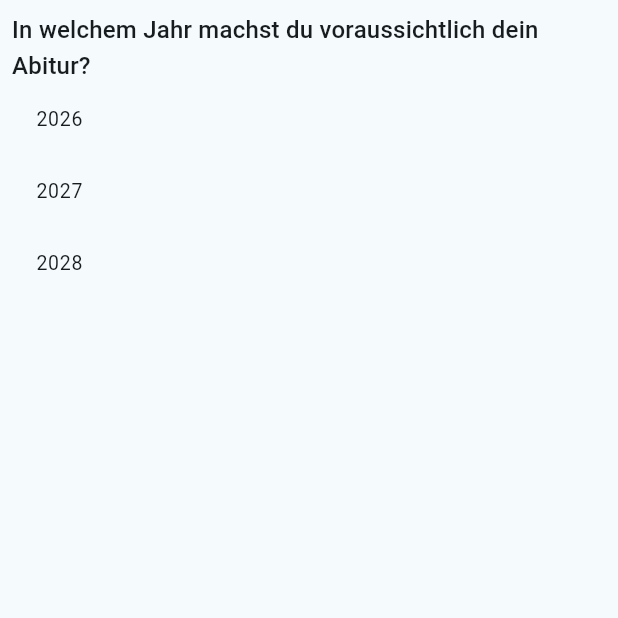
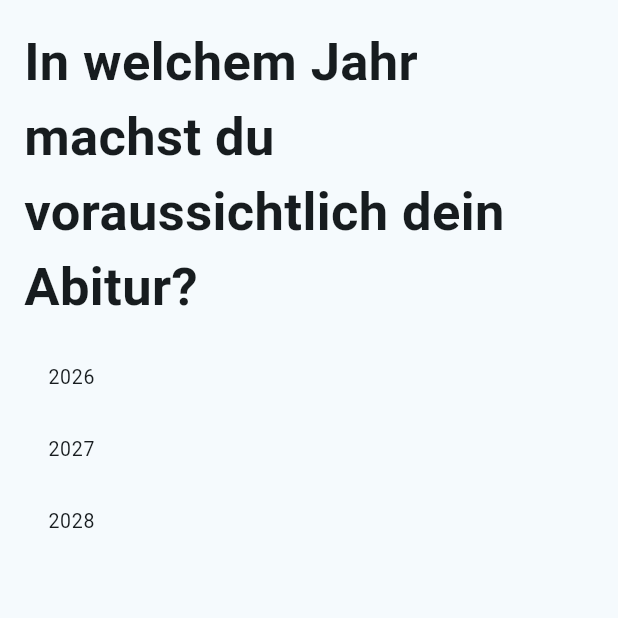
Before and after one commit to OJCreator/abitur, a Flutter app: the SetupLandPage screen opened directly, after a tap on "Baden-Württemberg", on a phone screen of 412 x 824 dp, the top half of it. Run offline on Flutter 3.47's test engine with Material 3 defaults, Android fonts, the phone set to English and light mode, and no system bars; our stand-ins replace file_picker, fl_chart, flutter_colorpicker, flutter_local_notifications, in_app_purchase, just_audio and 11 more; missing offline and left inert: device_calendar, static_shortcuts; accounts and stored records are empty.

Commit message:
[REFACTOR] Setup-Pages

```diff
--- a/lib/main.dart
+++ b/lib/main.dart
@@ -26,7 +26,6 @@ import 'package:timezone/data/latest.dart';
 final GlobalKey<NavigatorState> navigatorKey = GlobalKey<NavigatorState>();
 
 Future<void> main() async {
-  print("HELLO WORLD 1");
   WidgetsFlutterBinding.ensureInitialized();
   initializeDateFormatting();
   await NotificationService.init();
--- a/lib/pages/setup_pages/setup_graduation_year_page.dart
+++ b/lib/pages/setup_pages/setup_graduation_year_page.dart
@@ -10,17 +10,22 @@ class SetupGraduationYearPage extends StatelessWidget {
   @override
   Widget build(BuildContext context) {
     return Scaffold(
-      body: Padding(
-        padding: const EdgeInsets.all(8),
-        child: SafeArea(
-          child: SingleChildScrollView(
+      body: SafeArea(
+        child: SingleChildScrollView(
+          child: Padding(
+            padding: const EdgeInsets.all(16),
             child: Column(
               crossAxisAlignment: CrossAxisAlignment.start,
               children: [
-                Text(
+                const Text(
                   "In welchem Jahr machst du voraussichtlich dein Abitur?",
-                  style: Theme.of(context).textTheme.titleMedium,
+                  style: TextStyle(
+                    fontSize: 35,
+                    fontWeight: FontWeight.bold,
+                  ),
                 ),
+                const SizedBox(height: 12),
+
                 ...possibleGraduationYears().map((year) {
                   return ListTile(
                     dense: true,
--- a/lib/pages/setup_pages/setup_land_page.dart
+++ b/lib/pages/setup_pages/setup_land_page.dart
@@ -1,4 +1,5 @@
 import 'package:abitur/pages/setup_pages/setup_graduation_year_page.dart';
+import 'package:abitur/widgets/info_card.dart';
 import 'package:flutter/material.dart';
 
 import '../../services/database/settings_service.dart';
@@ -11,17 +12,26 @@ class SetupLandPage extends StatelessWidget {
   @override
   Widget build(BuildContext context) {
     return Scaffold(
-      body: Padding(
-        padding: const EdgeInsets.all(8),
-        child: SafeArea(
-          child: SingleChildScrollView(
+      body: SafeArea(
+        child: SingleChildScrollView(
+          child: Padding(
+            padding: const EdgeInsets.all(16.0),
             child: Column(
               crossAxisAlignment: CrossAxisAlignment.start,
               children: [
-                Text(
+
+                InfoCard("Die App befindet sich momentan in der Alpha-Phase. Das heißt, es können jederzeit Daten durch Updates oder fehlerhafte Programmierung verloren gehen. Ich würde mich über Feedback oder Informationen zu verschiedenen Bundesländern an oj.creator@gmail.com freuen."),
+                InfoCard("Die App ist momentan nur auf Bayern ausgelegt. Andere Bundesländer sollen folgen."),
+
+                const Text(
                   "Aus welchem Bundeland kommst du?",
-                  style: Theme.of(context).textTheme.titleMedium,
+                  style: TextStyle(
+                    fontSize: 35,
+                    fontWeight: FontWeight.bold,
+                  ),
                 ),
+                const SizedBox(height: 12),
+
                 ...Land.values.map((land) {
                   return ListTile(
                     dense: true,
--- a/lib/services/database/subject_service.dart
+++ b/lib/services/database/subject_service.dart
@@ -288,7 +288,6 @@ class SubjectService {
 
 
 
-  /// Durchschnittsberechnungen (vereinfacht, TODO: Isolate)
   static Future<double?> getCurrentAverage() async {
     final subjects = await findAllGradable();
     final averages = <int>[];
--- a/pubspec.yaml
+++ b/pubspec.yaml
@@ -16,7 +16,7 @@ publish_to: 'none' # Remove this line if you wish to publish to pub.dev
 # https://developer.apple.com/library/archive/documentation/General/Reference/InfoPlistKeyReference/Articles/CoreFoundationKeys.html
 # In Windows, build-name is used as the major, minor, and patch parts
 # of the product and file versions while build-number is used as the build suffix.
-version: 0.0.1-alpha.2
+version: 0.0.1-alpha.3
 
 environment:
   sdk: ^3.5.1
```
Also changed, not shown: lib/pages/review/story_widgets/story_heatmap_view.dart (+6 -5 lines), lib/pages/setup_pages/setup_ui_page.dart (+24 -8 lines), 1 other file.
